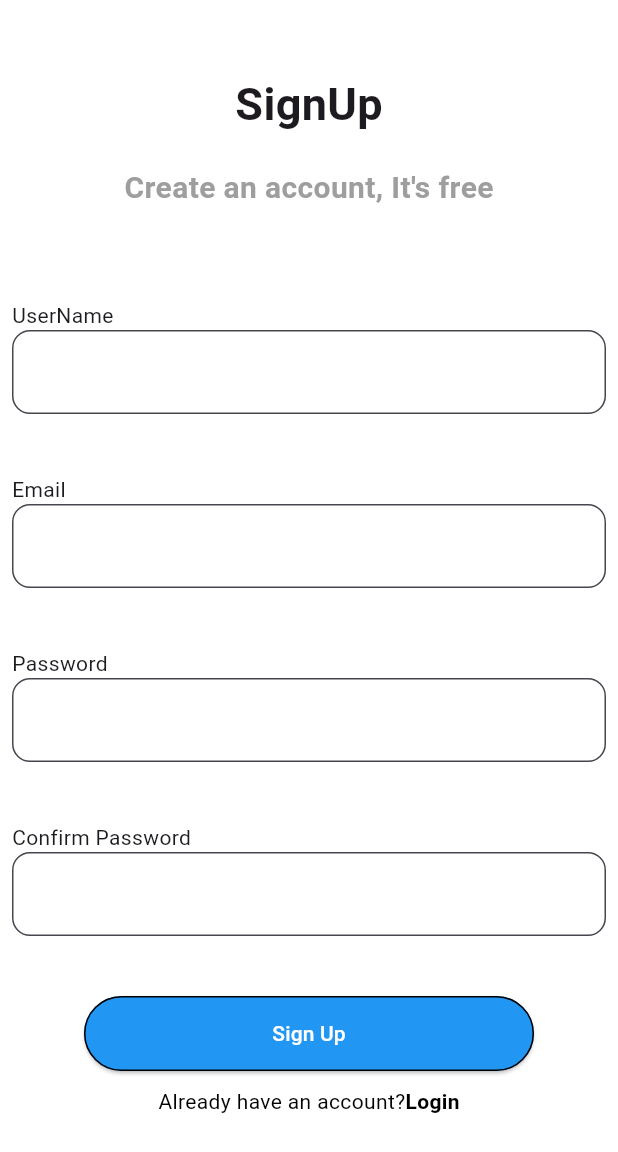
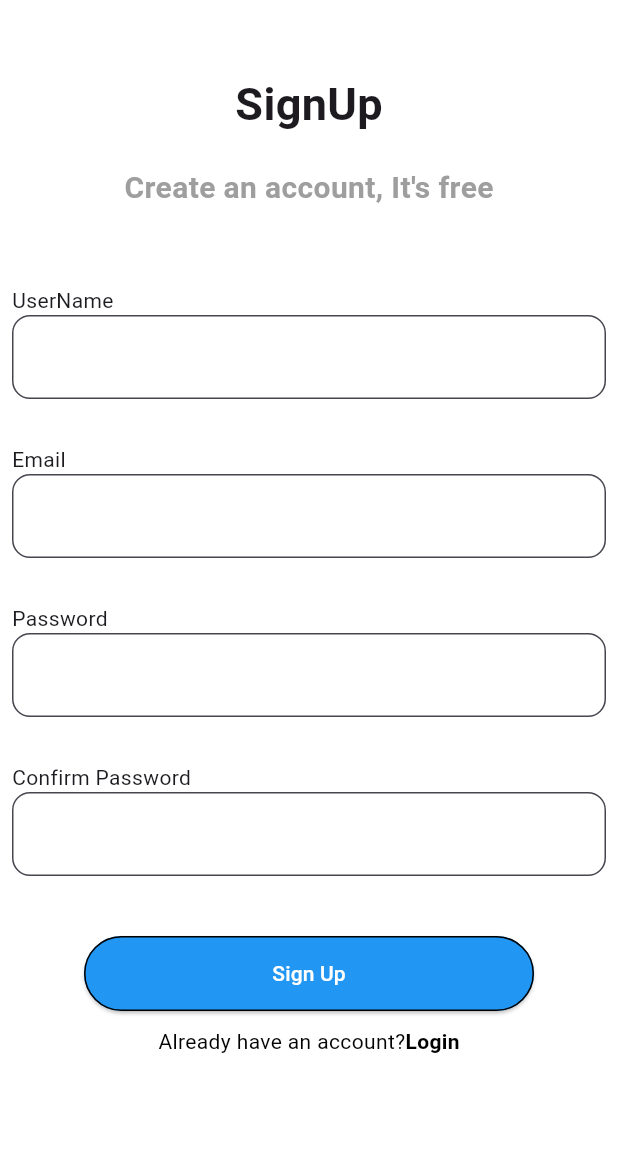
Before and after one commit to Pavithra006564/registration_app_flutter, a Flutter app: the Signuppage screen opened directly, on a phone screen of 412 x 824 dp. Shown: the top 1152 px of the screen. Run offline on Flutter 3.47's test engine with Material 3 defaults, Android fonts, the phone set to English and light mode, and no system bars; our stand-ins replace firebase_core; accounts and stored records are empty.

```diff
--- a/lib/main.dart
+++ b/lib/main.dart
@@ -14,7 +14,7 @@ class MyApp extends StatelessWidget {
   @override
   Widget build(BuildContext context) {
     return MaterialApp(debugShowCheckedModeBanner: false,
-      home: Loginpage()
+      home: Welcome()
     );
   }
 }
--- a/lib/signup.dart
+++ b/lib/signup.dart
@@ -1,12 +1,25 @@
 import 'package:flutter/material.dart';
+import 'package:registration_app_flutter/login.dart';
 
-class Signuppage extends StatelessWidget {
+class Signuppage extends StatefulWidget {
   const Signuppage({super.key});
 
   @override
+  State<Signuppage> createState() => _SignuppageState();
+}
+
+class _SignuppageState extends State<Signuppage> {
+  @override
+  TextEditingController usercontroller =TextEditingController();
+  TextEditingController emailcontroller =TextEditingController();
+  TextEditingController passwordcontroller =TextEditingController();
+  TextEditingController confirmcontroller =TextEditingController();
+  final formkey=GlobalKey<FormState>();
   Widget build(BuildContext context) {
-    return Scaffold(backgroundColor: Colors.white,
-      body: Center(
+    return Scaffold(
+      backgroundColor: Colors.white,
+      body: Form(
+        child: Center(
           child: Padding(
             padding: const EdgeInsets.all(8.0),
             child: Column(
@@ -25,9 +38,16 @@ class Signuppage extends StatelessWidget {
                     color: Colors.grey,
                   ),
                 ),
-              SizedBox(height: 60),
+                SizedBox(height: 50),
                 Align(alignment: Alignment.topLeft, child: Text("UserName")),
-              TextField(
+                TextFormField(controller: usercontroller,validator: (value) {
+                  if(value==null || value.isEmpty){
+                    return "Username is required";
+                  }
+                  if(value.length!=8){
+                    return "Username must be of 8 characters";
+                  }
+                },
                   keyboardType: TextInputType.text,
                   decoration: InputDecoration(
                     fillColor: Colors.white,
@@ -37,9 +57,16 @@ class Signuppage extends StatelessWidget {
                     ),
                   ),
                 ),
-               SizedBox(height: 40),
+                SizedBox(height: 30),
                 Align(alignment: Alignment.topLeft, child: Text("Email")),
-              TextField(
+                TextFormField(controller: emailcontroller,validator: (value) {
+                  if(value==null || value.isEmpty){
+                    return "Email is required";
+                  }
+                  if(!value.contains("@")){
+                    return "@ is required";
+                  }
+                },
                   keyboardType: TextInputType.emailAddress,
                   decoration: InputDecoration(
                     fillColor: Colors.white,
@@ -49,9 +76,16 @@ class Signuppage extends StatelessWidget {
                     ),
                   ),
                 ),
-               SizedBox(height: 40),
+                SizedBox(height: 30),
                 Align(alignment: Alignment.topLeft, child: Text("Password")),
-              TextField(
+                TextFormField(controller: passwordcontroller,validator: (value) {
+                  if(value==null || value.isEmpty){
+                    return "Password is required";
+                  }
+                  if(value!=8){
+                    return "Password must be of 8 characters";
+                  }
+                },
                   keyboardType: TextInputType.visiblePassword,
                   decoration: InputDecoration(
                     fillColor: Colors.white,
@@ -61,9 +95,22 @@ class Signuppage extends StatelessWidget {
                     ),
                   ),
                 ),
-              SizedBox(height: 40),
-              Align(alignment: Alignment.topLeft, child: Text("Confirm Password")),
-              TextField(
+                SizedBox(height: 30),
+                Align(
+                  alignment: Alignment.topLeft,
+                  child: Text("Confirm Password"),
+                ),
+                TextFormField(controller: confirmcontroller,validator: (value) {
+                  if(value==null || value.isEmpty){
+                    return "Confirm your password";
+                  }
+                  if(value!=8){
+                    return "Password must be of 8 characters";
+                  }
+                  if(value!=passwordcontroller.text){
+                    return "password is not the same";
+                  }
+                },
                   keyboardType: TextInputType.visiblePassword,
                   decoration: InputDecoration(
                     fillColor: Colors.white,
@@ -87,17 +134,37 @@ class Signuppage extends StatelessWidget {
                     child: Text("Sign Up"),
                   ),
                 ),
-              SizedBox(height: 10,),
+                SizedBox(height: 10),
 
-              Row(mainAxisAlignment: MainAxisAlignment.center,
+                Row(
+                  mainAxisAlignment: MainAxisAlignment.center,
                   children: [
-                  Text("Already have an account?",style: TextStyle(color: Colors.black),),
-                  Text("Login",style: TextStyle(fontWeight: FontWeight.bold,color: Colors.black),)
+                    Text(
+                      "Already have an account?",
+                      style: TextStyle(color: Colors.black),
+                    ),
+                    GestureDetector(
+                      onTap: () {
+                        Navigator.push(
+                          context,
+                          MaterialPageRoute(builder: (context) => Loginpage()),
+                        );
+                      },
+                      child: Text(
+                        "Login",
+                        style: TextStyle(
+                          fontWeight: FontWeight.bold,
+                          color: Colors.black,
+                        ),
+                      ),
+                    ),
                   ],
-              )
+                ),
               ],
             ),
           ),
-      ),);
+        ),
+      ),
+    );
   }
 }
```
Also changed, not shown: lib/login.dart (+42 -10 lines), lib/registration.dart (+10 -2 lines), firebase.json (added), lib/firebase_options.dart (added), 3 other files. Lines whose indentation alone changed are shown as unchanged.
